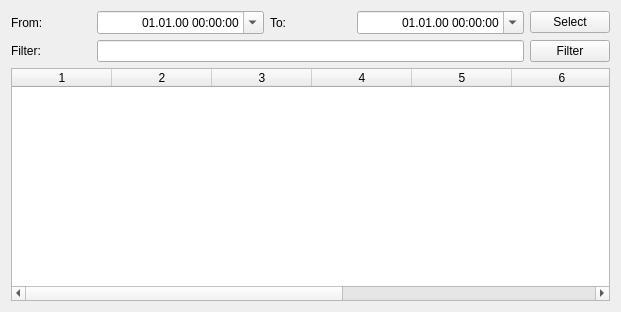
First picture: the form in gui/snowgui/icegui/eventdisplaywidget.ui, repository AndreasFMueller/AstroPhotography, before the edit.
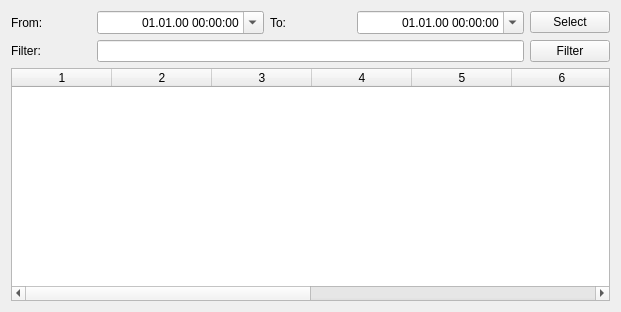
Second picture: the form after the edit.

The edit to the form file:
```diff
--- a/gui/snowgui/icegui/eventdisplaywidget.ui
+++ b/gui/snowgui/icegui/eventdisplaywidget.ui
@@ -48,7 +48,7 @@
    <item row="3" column="0" colspan="7">
     <widget class="QTableWidget" name="eventTable">
      <property name="columnCount">
-      <number>9</number>
+      <number>10</number>
      </property>
      <column/>
      <column/>
@@ -59,6 +59,7 @@
      <column/>
      <column/>
      <column/>
+     <column/>
     </widget>
    </item>
    <item row="2" column="6">
```
